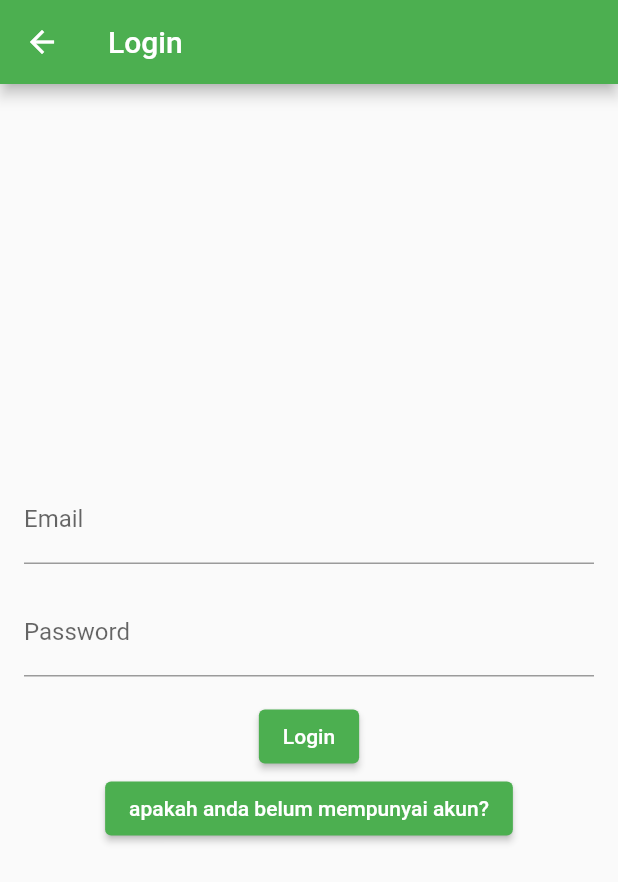
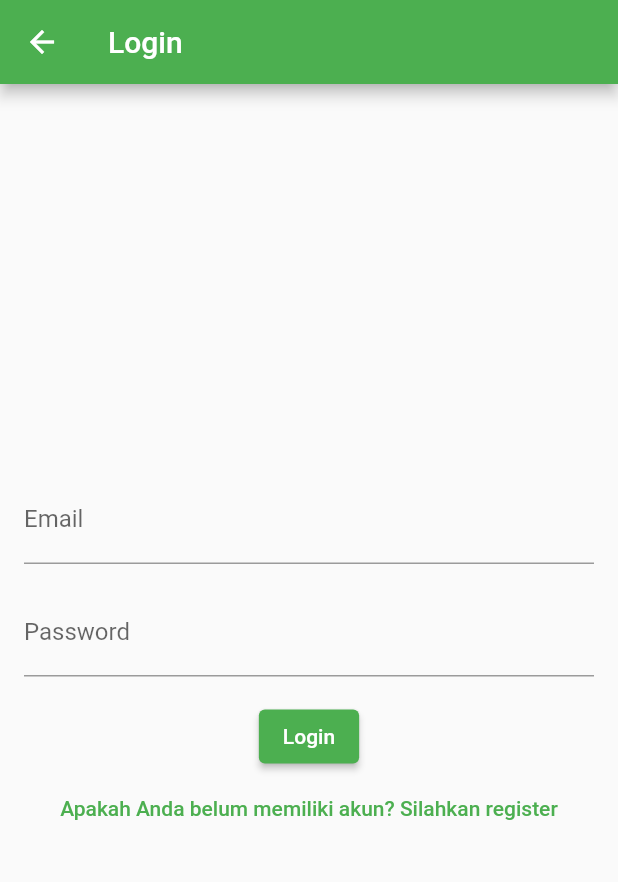
Before and after one commit to chukyboz/Inventaris_warehouse, a Flutter app: the screen it shows after launch, after a tap on "Login", on a phone screen of 412 x 824 dp. Shown: the top 882 px of the screen. Run offline on Flutter 3.47's test engine with Material 2 defaults, Android fonts, the phone set to English and light mode, and no system bars.

Commit message:
upgrade 3.0

```diff
--- a/lib/login_page.dart
+++ b/lib/login_page.dart
@@ -42,11 +42,11 @@ class _LoginPageState extends State<LoginPage> {
               },
               child: Text('Login'),
             ),
-            ElevatedButton(
+            TextButton(
               onPressed: () {
                 Navigator.pushNamed(context, '/register');
               },
-              child: Text('apakah anda belum mempunyai akun?'),
+              child: Text('Apakah Anda belum memiliki akun? Silahkan register'),
             ),
           ],
         ),
```
